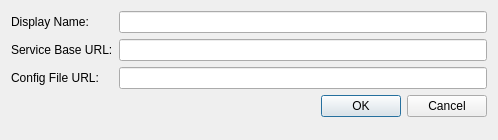
Before: the Qt Designer form Code/Mantid/MantidPlot/src/Mantid/NewClusterDialog.ui in mantidproject/mantid, drawn with Qt 5.
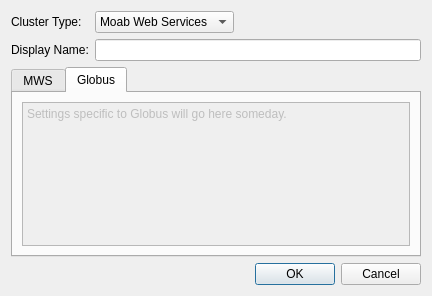
After: the same form once the commit is applied. The open tabs and pages were chosen to show the change.

Patch:
```diff
--- a/Code/Mantid/MantidPlot/src/Mantid/NewClusterDialog.ui
+++ b/Code/Mantid/MantidPlot/src/Mantid/NewClusterDialog.ui
@@ -9,13 +9,64 @@
    <rect>
     <x>0</x>
     <y>0</y>
-    <width>498</width>
-    <height>140</height>
+    <width>432</width>
+    <height>296</height>
    </rect>
   </property>
   <property name="windowTitle">
    <string>New Cluster</string>
   </property>
+  <layout class="QVBoxLayout" name="verticalLayout">
+   <item>
+    <layout class="QFormLayout" name="formLayout_2">
+     <property name="fieldGrowthPolicy">
+      <enum>QFormLayout::ExpandingFieldsGrow</enum>
+     </property>
+     <item row="1" column="0">
+      <widget class="QLabel" name="label_4">
+       <property name="text">
+        <string>Cluster Type:</string>
+       </property>
+      </widget>
+     </item>
+     <item row="1" column="1">
+      <widget class="QComboBox" name="comboBox">
+       <item>
+        <property name="text">
+         <string>Moab Web Services</string>
+        </property>
+       </item>
+       <item>
+        <property name="text">
+         <string>Globus</string>
+        </property>
+       </item>
+      </widget>
+     </item>
+     <item row="2" column="0">
+      <widget class="QLabel" name="label">
+       <property name="text">
+        <string>Display Name:</string>
+       </property>
+      </widget>
+     </item>
+     <item row="2" column="1">
+      <widget class="QLineEdit" name="displayNameEdit"/>
+     </item>
+    </layout>
+   </item>
+   <item>
+    <widget class="QTabWidget" name="tabWidget">
+     <property name="enabled">
+      <bool>true</bool>
+     </property>
+     <property name="currentIndex">
+      <number>0</number>
+     </property>
+     <widget class="QWidget" name="MwsTab">
+      <attribute name="title">
+       <string>MWS</string>
+      </attribute>
   <layout class="QGridLayout" name="gridLayout">
    <item row="0" column="0">
     <layout class="QFormLayout" name="formLayout">
@@ -26,36 +77,65 @@
       <enum>QFormLayout::WrapLongRows</enum>
      </property>
      <item row="0" column="0">
-      <widget class="QLabel" name="label">
-       <property name="text">
-        <string>Display Name:</string>
-       </property>
-      </widget>
-     </item>
-     <item row="0" column="1">
-      <widget class="QLineEdit" name="displayNameEdit"/>
-     </item>
-     <item row="1" column="0">
       <widget class="QLabel" name="label_3">
        <property name="text">
         <string>Service Base URL:</string>
        </property>
       </widget>
      </item>
-     <item row="1" column="1">
+         <item row="0" column="1">
       <widget class="QLineEdit" name="serviceBaseURLEdit"/>
      </item>
-     <item row="2" column="0">
+         <item row="1" column="0">
       <widget class="QLabel" name="label_2">
        <property name="text">
         <string>Config File URL:</string>
        </property>
       </widget>
      </item>
-     <item row="2" column="1">
+         <item row="1" column="1">
       <widget class="QLineEdit" name="configFileURLEdit"/>
      </item>
-     <item row="3" column="1">
+         <item row="2" column="1">
+          <widget class="QLineEdit" name="userNameEdit"/>
+         </item>
+         <item row="2" column="0">
+          <widget class="QLabel" name="label_5">
+           <property name="text">
+            <string>User Name:</string>
+           </property>
+          </widget>
+         </item>
+        </layout>
+       </item>
+      </layout>
+     </widget>
+     <widget class="QWidget" name="GlobusTab">
+      <property name="enabled">
+       <bool>false</bool>
+      </property>
+      <attribute name="title">
+       <string>Globus</string>
+      </attribute>
+      <layout class="QHBoxLayout" name="horizontalLayout">
+       <item>
+        <widget class="QPlainTextEdit" name="plainTextEdit">
+         <property name="undoRedoEnabled">
+          <bool>false</bool>
+         </property>
+         <property name="readOnly">
+          <bool>true</bool>
+         </property>
+         <property name="plainText">
+          <string>Settings specific to Globus will go here someday.</string>
+         </property>
+        </widget>
+       </item>
+      </layout>
+     </widget>
+    </widget>
+   </item>
+   <item>
       <widget class="QDialogButtonBox" name="buttonBox">
        <property name="orientation">
         <enum>Qt::Horizontal</enum>
@@ -64,8 +144,6 @@
         <set>QDialogButtonBox::Cancel|QDialogButtonBox::Ok</set>
        </property>
       </widget>
-     </item>
-    </layout>
    </item>
   </layout>
  </widget>
```
Lines whose indentation alone changed are shown as unchanged.
